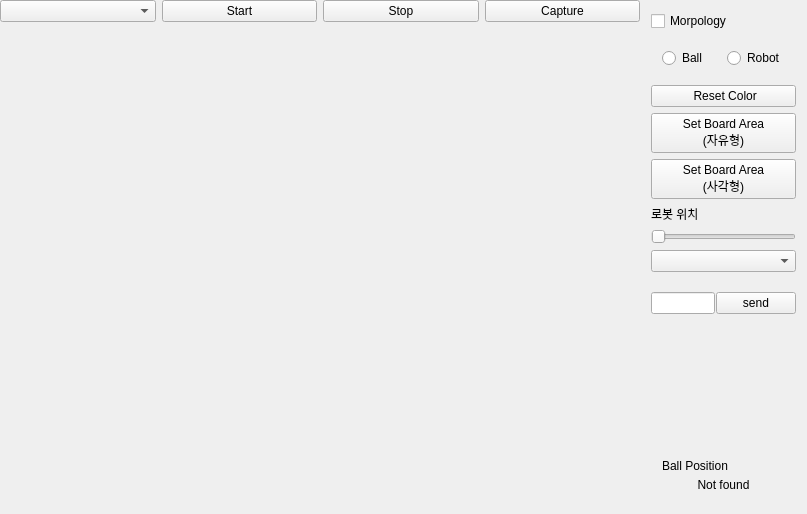
Qt form widget.ui (jcgod413/AirHockey) before a commit.
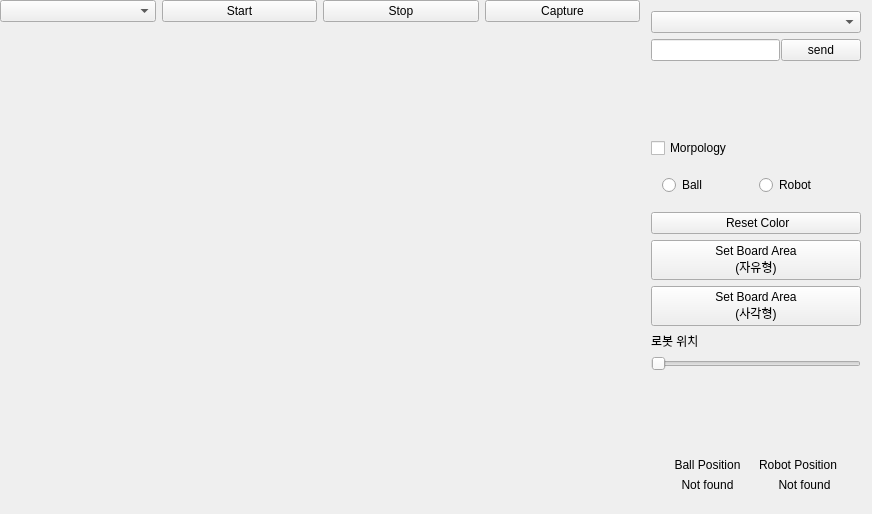
The same form after that commit.

```diff
--- a/widget.ui
+++ b/widget.ui
@@ -6,7 +6,7 @@
    <rect>
     <x>0</x>
     <y>0</y>
-    <width>807</width>
+    <width>872</width>
     <height>514</height>
    </rect>
   </property>
@@ -109,6 +109,59 @@
       </size>
      </property>
      <layout class="QVBoxLayout" name="verticalLayout_4">
+      <item>
+       <widget class="QComboBox" name="bluetoothComboBox"/>
+      </item>
+      <item>
+       <widget class="QFrame" name="horizontalFrame">
+        <property name="minimumSize">
+         <size>
+          <width>0</width>
+          <height>0</height>
+         </size>
+        </property>
+        <layout class="QHBoxLayout" name="horizontalLayout">
+         <property name="spacing">
+          <number>1</number>
+         </property>
+         <property name="leftMargin">
+          <number>0</number>
+         </property>
+         <property name="topMargin">
+          <number>0</number>
+         </property>
+         <property name="rightMargin">
+          <number>0</number>
+         </property>
+         <property name="bottomMargin">
+          <number>0</number>
+         </property>
+         <item>
+          <widget class="QLineEdit" name="serialEditText"/>
+         </item>
+         <item>
+          <widget class="QPushButton" name="serialSendButton">
+           <property name="text">
+            <string>send</string>
+           </property>
+          </widget>
+         </item>
+        </layout>
+       </widget>
+      </item>
+      <item>
+       <spacer name="verticalSpacer_2">
+        <property name="orientation">
+         <enum>Qt::Vertical</enum>
+        </property>
+        <property name="sizeHint" stdset="0">
+         <size>
+          <width>20</width>
+          <height>40</height>
+         </size>
+        </property>
+       </spacer>
+      </item>
       <item>
        <widget class="QCheckBox" name="morpologyEnableCheck">
         <property name="text">
@@ -185,40 +238,6 @@
         </property>
        </widget>
       </item>
-      <item>
-       <widget class="QComboBox" name="bluetoothComboBox"/>
-      </item>
-      <item>
-       <widget class="QFrame" name="horizontalFrame">
-        <property name="minimumSize">
-         <size>
-          <width>0</width>
-          <height>50</height>
-         </size>
-        </property>
-        <layout class="QHBoxLayout" name="horizontalLayout">
-         <property name="spacing">
-          <number>1</number>
-         </property>
-         <property name="leftMargin">
-          <number>0</number>
-         </property>
-         <property name="rightMargin">
-          <number>0</number>
-         </property>
-         <item>
-          <widget class="QLineEdit" name="serialEditText"/>
-         </item>
-         <item>
-          <widget class="QPushButton" name="serialSendButton">
-           <property name="text">
-            <string>send</string>
-           </property>
-          </widget>
-         </item>
-        </layout>
-       </widget>
-      </item>
       <item>
        <spacer name="verticalSpacer">
         <property name="orientation">
@@ -245,21 +264,45 @@
           <number>5</number>
          </property>
          <item>
-          <widget class="QLabel" name="label">
-           <property name="text">
-            <string>Ball Position</string>
-           </property>
-          </widget>
-         </item>
-         <item>
-          <widget class="QLabel" name="ballPosLabel">
-           <property name="text">
-            <string>Not found</string>
-           </property>
-           <property name="alignment">
-            <set>Qt::AlignCenter</set>
-           </property>
-          </widget>
+          <layout class="QGridLayout" name="gridLayout">
+           <item row="0" column="0">
+            <widget class="QLabel" name="label">
+             <property name="text">
+              <string>Ball Position</string>
+             </property>
+             <property name="alignment">
+              <set>Qt::AlignCenter</set>
+             </property>
+            </widget>
+           </item>
+           <item row="1" column="0">
+            <widget class="QLabel" name="ballPosLabel">
+             <property name="text">
+              <string>Not found</string>
+             </property>
+             <property name="alignment">
+              <set>Qt::AlignCenter</set>
+             </property>
+            </widget>
+           </item>
+           <item row="0" column="1">
+            <widget class="QLabel" name="label_3">
+             <property name="text">
+              <string>Robot Position</string>
+             </property>
+            </widget>
+           </item>
+           <item row="1" column="1">
+            <widget class="QLabel" name="robotPosLabel">
+             <property name="text">
+              <string>Not found</string>
+             </property>
+             <property name="alignment">
+              <set>Qt::AlignCenter</set>
+             </property>
+            </widget>
+           </item>
+          </layout>
          </item>
         </layout>
        </widget>
```
